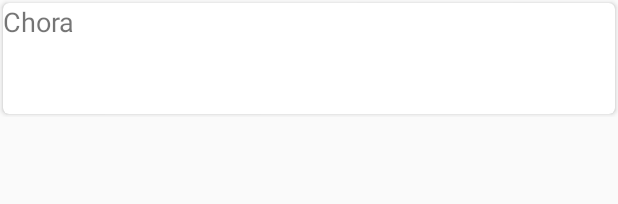
After one commit to jacksoncastro/QuizApp, an Android app: the layout card_view_question.xml on its own in the app's theme, with its tools: preview values and no code run, on a phone screen of 412 x 824 dp. The commit adds this screen. Shown: the top 204 px of the screen. Run offline under Robolectric (Android 15) with nearby library versions, the phone set to English and light mode, and no system bars.

Commit message:
Adicionando CardViewAdapter

```diff
--- a/app/src/main/AndroidManifest.xml
+++ b/app/src/main/AndroidManifest.xml
@@ -20,13 +20,15 @@
         <activity
             android:name=".FormQuizActivity"
             android:screenOrientation="portrait">
+
+        </activity>
+        <activity android:name=".QuestionsActivity">
             <intent-filter>
                 <action android:name="android.intent.action.MAIN" />
 
                 <category android:name="android.intent.category.LAUNCHER" />
             </intent-filter>
         </activity>
-        <activity android:name=".QuestionsActivity"></activity>
     </application>
 
 </manifest>
--- a/app/src/main/res/layout/activity_questions.xml
+++ b/app/src/main/res/layout/activity_questions.xml
@@ -10,4 +10,9 @@
     android:paddingTop="@dimen/activity_vertical_margin"
     tools:context="br.com.jackson.quizapp.QuestionsActivity">
 
+    <android.support.v7.widget.RecyclerView
+        android:id="@+id/recycler_view_questions"
+        android:scrollbars="vertical"
+        android:layout_width="match_parent"
+        android:layout_height="match_parent"/>
 </RelativeLayout>
--- /dev/null
+++ b/app/src/main/res/layout/card_view_question.xml
@@ -0,0 +1,23 @@
+<?xml version="1.0" encoding="utf-8"?>
+<LinearLayout xmlns:android="http://schemas.android.com/apk/res/android"
+    xmlns:card_view="http://schemas.android.com/apk/res-auto"
+    xmlns:tools="http://schemas.android.com/tools"
+    android:layout_width="match_parent"
+    android:layout_height="wrap_content">
+
+    <android.support.v7.widget.CardView xmlns:card_view="http://schemas.android.com/apk/res-auto"
+        android:id="@+id/card_view"
+        android:layout_width="match_parent"
+        android:layout_height="wrap_content"
+        android:layout_gravity="center"
+        android:layout_margin="2dp"
+        card_view:cardCornerRadius="4dp">
+
+        <TextView
+            android:id="@+id/info_text"
+            android:layout_width="match_parent"
+            android:layout_height="74dp"
+            android:textSize="18sp"
+            android:text="Chora"/>
+    </android.support.v7.widget.CardView>
+</LinearLayout>
```
Also changed, not shown: app/src/main/java/br/com/jackson/quizapp/QuestionsActivity.java (+35 -1 lines), app/src/main/java/br/com/jackson/quizapp/QuizActivity.java (+0 -11 lines), app/src/main/java/br/com/jackson/quizapp/adapters/MyRecyclerViewAdapter.java (added, +55 -0 lines), app/src/main/java/br/com/jackson/quizapp/dao/QuizDAO.java (+27 -2 lines).
